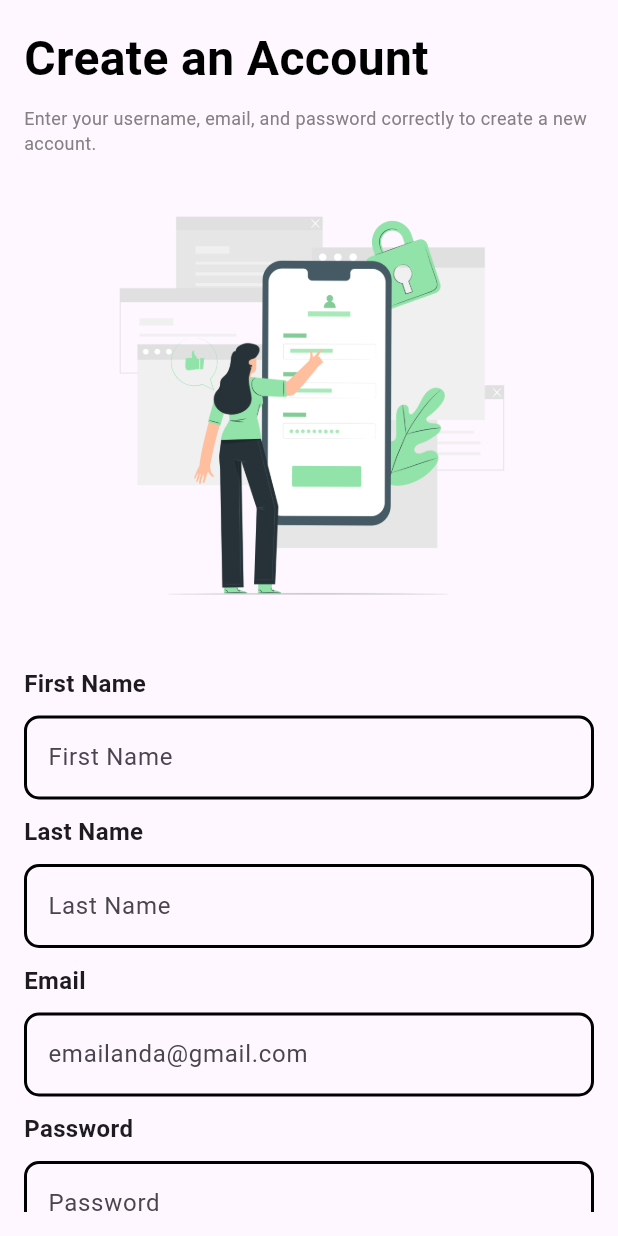
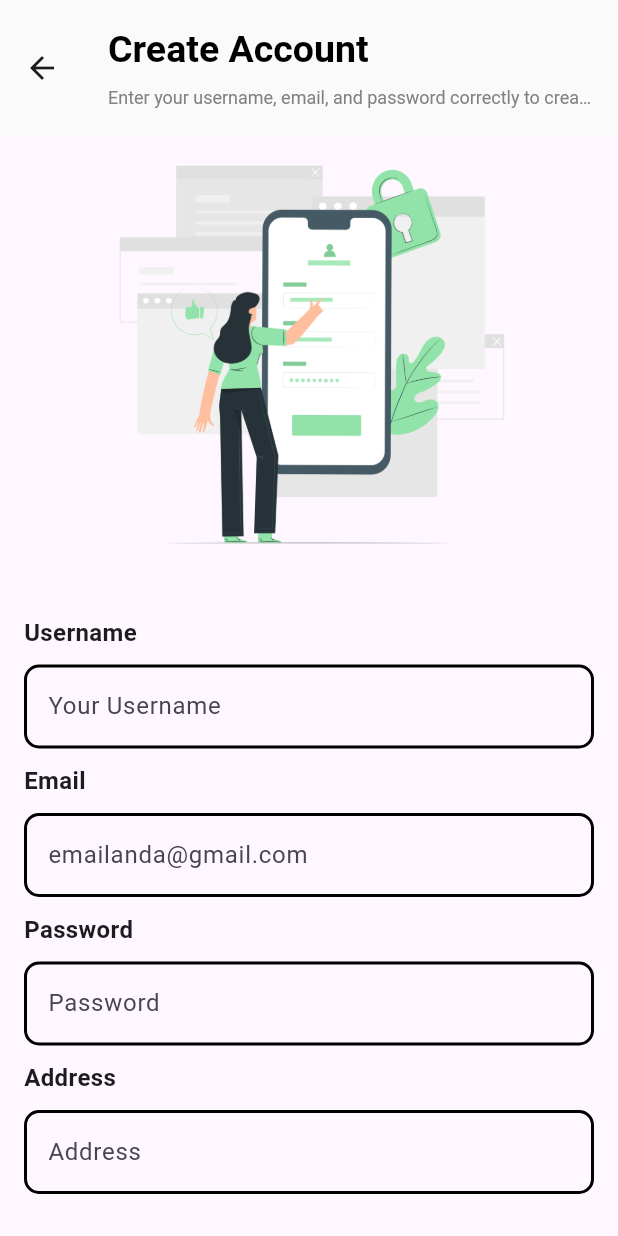
Before and after one commit to angelica1412/ecobites, a Flutter app: the RegisterPage screen opened directly, on a phone screen of 412 x 824 dp. Run offline on Flutter 3.47's test engine with Material 3 defaults, Android fonts, the phone set to English and light mode, and no system bars; our stand-ins replace cloud_firestore, firebase_auth, firebase_core, get, google_fonts, image_picker; accounts and stored records are empty.

Commit message:
firstname dan lastname di hapus dan diganti jadi username, keyboard type phonenumber di ubah jadi angka

```diff
--- a/lib/register.dart
+++ b/lib/register.dart
@@ -13,8 +13,7 @@ class RegisterPage extends StatefulWidget {
 class _RegisterPageState extends State<RegisterPage> {
   TextEditingController emailController = TextEditingController();
   TextEditingController passController = TextEditingController();
-  TextEditingController firstNameController = TextEditingController();
-  TextEditingController lastNameController = TextEditingController();
+  TextEditingController userNameController = TextEditingController();
   TextEditingController addressController = TextEditingController();
   TextEditingController phoneController = TextEditingController();
 
@@ -34,8 +33,7 @@ class _RegisterPageState extends State<RegisterPage> {
   Future<void> registration(BuildContext context) async {
     if (_formKey.currentState!.validate()) {
       Map<String, dynamic> userData = {
-        'firstName': firstNameController.text.trim(),
-        'lastName': lastNameController.text.trim(),
+        'username': userNameController.text.trim(),
         'email': emailController.text.trim(),
         'address': addressController.text.trim(),
         'phone': phoneController.text.trim(),
@@ -50,23 +48,24 @@ class _RegisterPageState extends State<RegisterPage> {
   @override
   Widget build(BuildContext context) {
     return Scaffold(
-      body: Padding(
-        padding: const EdgeInsets.all(16.0),
-        child: Form(
-          key: _formKey,
-          child: SingleChildScrollView(
-            child: Column(
-              crossAxisAlignment: CrossAxisAlignment.start,
+      appBar: AppBar(
+        toolbarHeight:
+            90, // Mengatur tinggi toolbar (termasuk title dan actions)
+        backgroundColor: const Color(0xFFFAFAFA),
+        elevation: 0,
+        title: Column(
+          crossAxisAlignment:
+              CrossAxisAlignment.start, // Menengahkan title secara vertikal
           children: [
-                const Text(
-                  'Create an Account',
+            Text(
+              'Create Account',
               style: TextStyle(
-                    fontSize: 32,
+                color: Colors.black,
+                fontSize: 25,
                 fontWeight: FontWeight.bold,
-                    color: Colors.black,
               ),
             ),
-                const SizedBox(height: 8),
+            SizedBox(height: 8,),
             const Text(
                   'Enter your username, email, and password correctly to create a new account.',
                   style: TextStyle(
@@ -74,7 +73,17 @@ class _RegisterPageState extends State<RegisterPage> {
                     color: Color(0xFF838181),
                   ),
                 ),
-                const SizedBox(height: 20),
+          ],
+        ),
+      ),
+      body: Padding(
+        padding: const EdgeInsets.only(left: 16.0, right: 16.0, bottom: 16.0),
+        child: Form(
+          key: _formKey,
+          child: SingleChildScrollView(
+            child: Column(
+              crossAxisAlignment: CrossAxisAlignment.start,
+              children: [
                 Center(
                   child: Image.asset(
                     'assets/register.png',
@@ -82,14 +91,14 @@ class _RegisterPageState extends State<RegisterPage> {
                   ),
                 ),
                 const SizedBox(height: 20),
-                const Text('First Name',
+                const Text('Username',
                     style:
                         TextStyle(fontSize: 16, fontWeight: FontWeight.bold)),
                 const SizedBox(height: 10), // Added space
                 TextFormField(
-                  controller: firstNameController,
+                  controller: userNameController,
                   decoration: const InputDecoration(
-                    hintText: 'First Name',
+                    hintText: 'Your Username',
                     focusedBorder: OutlineInputBorder(
                       borderSide:
                           BorderSide(color: Color(0xFF92E3A9), width: 2.0),
@@ -102,38 +111,12 @@ class _RegisterPageState extends State<RegisterPage> {
                   ),
                   validator: (value) {
                     if (value!.isEmpty) {
-                      return 'Please enter your first name';
+                      return 'Please enter your username';
                     }
                     return null;
                   },
                 ),
-                const SizedBox(height: 10),
-                const Text('Last Name',
-                    style:
-                        TextStyle(fontSize: 16, fontWeight: FontWeight.bold)),
                 const SizedBox(height: 10), // Added space
-                TextFormField(
-                  controller: lastNameController,
-                  decoration: const InputDecoration(
-                    hintText: 'Last Name',
-                    focusedBorder: OutlineInputBorder(
-                      borderSide:
-                          BorderSide(color: Color(0xFF92E3A9), width: 2.0),
-                      borderRadius: BorderRadius.all(Radius.circular(10.0)),
-                    ),
-                    enabledBorder: OutlineInputBorder(
-                      borderSide: BorderSide(color: Colors.black, width: 2.0),
-                      borderRadius: BorderRadius.all(Radius.circular(10.0)),
-                    ),
-                  ),
-                  validator: (value) {
-                    if (value!.isEmpty) {
-                      return 'Please enter your last name';
-                    }
-                    return null;
-                  },
-                ),
-                const SizedBox(height: 10),
                 const Text('Email',
                     style:
                         TextStyle(fontSize: 16, fontWeight: FontWeight.bold)),
@@ -219,6 +202,7 @@ class _RegisterPageState extends State<RegisterPage> {
                 const SizedBox(height: 10), // Added space
                 TextFormField(
                   controller: phoneController,
+                  keyboardType: TextInputType.number,
                   decoration: const InputDecoration(
                     hintText: '08***********',
                     focusedBorder: OutlineInputBorder(
@@ -250,6 +234,7 @@ class _RegisterPageState extends State<RegisterPage> {
                       selectedProvince = newValue.toString();
                     });
                   },
+                  hint: Text('Choose your Province'),
                   items: provinces.map((province) {
                     return DropdownMenuItem(
                       value: province,
@@ -277,7 +262,8 @@ class _RegisterPageState extends State<RegisterPage> {
                       shape: RoundedRectangleBorder(
                         borderRadius: BorderRadius.circular(30.0),
                       ),
-                      fixedSize: const Size(300, 50), // Menetapkan ukuran tombol
+                      fixedSize:
+                          const Size(300, 50), // Menetapkan ukuran tombol
                     ),
                     child: Text('Sign Up', style: TextStyle(fontSize: 18)),
                   ),
```
Lines whose indentation alone changed are shown as unchanged.
